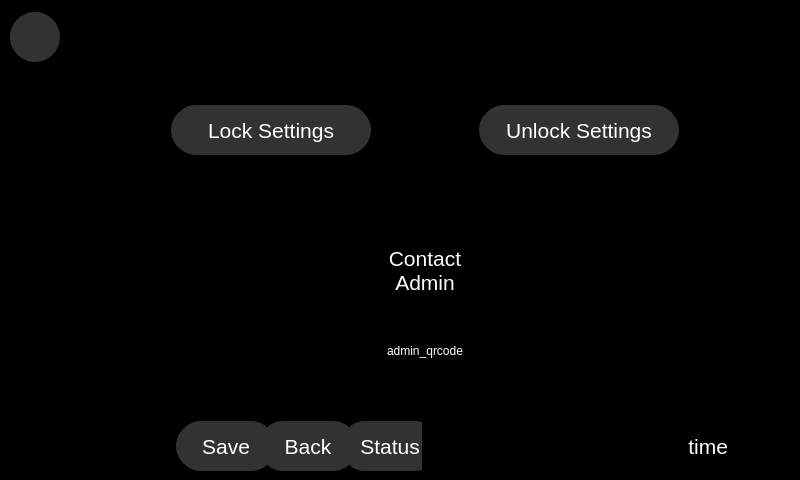
This is qt_design/main_window.ui in zyl120/Naloxone_Safety_Kit as Qt 5 draws it before an edit. The edited form follows.
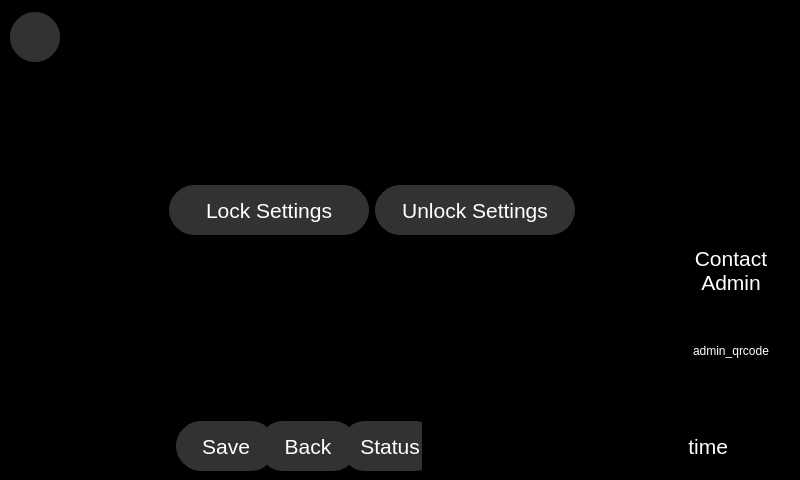
This is the edited form. Icons and pictures are not drawn.

Commit message: change security pg

What changed in the file:
```diff
--- a/qt_design/main_window.ui
+++ b/qt_design/main_window.ui
@@ -1061,16 +1061,16 @@
            <attribute name="title">
             <string/>
            </attribute>
-           <layout class="QVBoxLayout" name="verticalLayout_49">
+           <layout class="QHBoxLayout" name="horizontalLayout_15">
             <item>
-             <spacer name="verticalSpacer_17">
+             <spacer name="horizontalSpacer_7">
               <property name="orientation">
-               <enum>Qt::Vertical</enum>
+               <enum>Qt::Horizontal</enum>
               </property>
               <property name="sizeHint" stdset="0">
                <size>
-                <width>20</width>
-                <height>40</height>
+                <width>40</width>
+                <height>20</height>
                </size>
               </property>
              </spacer>
@@ -1170,22 +1170,7 @@
              </layout>
             </item>
             <item>
-             <spacer name="verticalSpacer_16">
-              <property name="orientation">
-               <enum>Qt::Vertical</enum>
-              </property>
-              <property name="sizeHint" stdset="0">
-               <size>
-                <width>20</width>
-                <height>40</height>
-               </size>
-              </property>
-             </spacer>
-            </item>
-            <item>
-             <layout class="QHBoxLayout" name="horizontalLayout_27">
-              <item>
-               <spacer name="horizontalSpacer_7">
+             <spacer name="horizontalSpacer_5">
                 <property name="orientation">
                  <enum>Qt::Horizontal</enum>
                 </property>
@@ -1199,8 +1184,39 @@
               </item>
               <item>
                <layout class="QVBoxLayout" name="verticalLayout_26">
+              <item>
+               <spacer name="verticalSpacer_16">
+                <property name="orientation">
+                 <enum>Qt::Vertical</enum>
+                </property>
+                <property name="sizeHint" stdset="0">
+                 <size>
+                  <width>20</width>
+                  <height>40</height>
+                 </size>
+                </property>
+               </spacer>
+              </item>
                 <item>
                  <widget class="QLabel" name="label_5">
+                <property name="sizePolicy">
+                 <sizepolicy hsizetype="Fixed" vsizetype="Preferred">
+                  <horstretch>0</horstretch>
+                  <verstretch>0</verstretch>
+                 </sizepolicy>
+                </property>
+                <property name="minimumSize">
+                 <size>
+                  <width>100</width>
+                  <height>0</height>
+                 </size>
+                </property>
+                <property name="maximumSize">
+                 <size>
+                  <width>100</width>
+                  <height>16777215</height>
+                 </size>
+                </property>
                   <property name="font">
                    <font>
                     <pointsize>16</pointsize>
@@ -1221,7 +1237,7 @@
                 <item>
                  <widget class="QLabel" name="admin_qrcode_2">
                   <property name="sizePolicy">
-                   <sizepolicy hsizetype="Fixed" vsizetype="Minimum">
+                 <sizepolicy hsizetype="Fixed" vsizetype="Fixed">
                     <horstretch>0</horstretch>
                     <verstretch>0</verstretch>
                    </sizepolicy>
@@ -1248,21 +1264,6 @@
                    <set>Qt::AlignCenter</set>
                   </property>
                  </widget>
-                </item>
-               </layout>
-              </item>
-              <item>
-               <spacer name="horizontalSpacer_5">
-                <property name="orientation">
-                 <enum>Qt::Horizontal</enum>
-                </property>
-                <property name="sizeHint" stdset="0">
-                 <size>
-                  <width>40</width>
-                  <height>20</height>
-                 </size>
-                </property>
-               </spacer>
               </item>
              </layout>
             </item>
```
Lines whose indentation alone changed are shown as unchanged. The commit also changes 2 other files.
